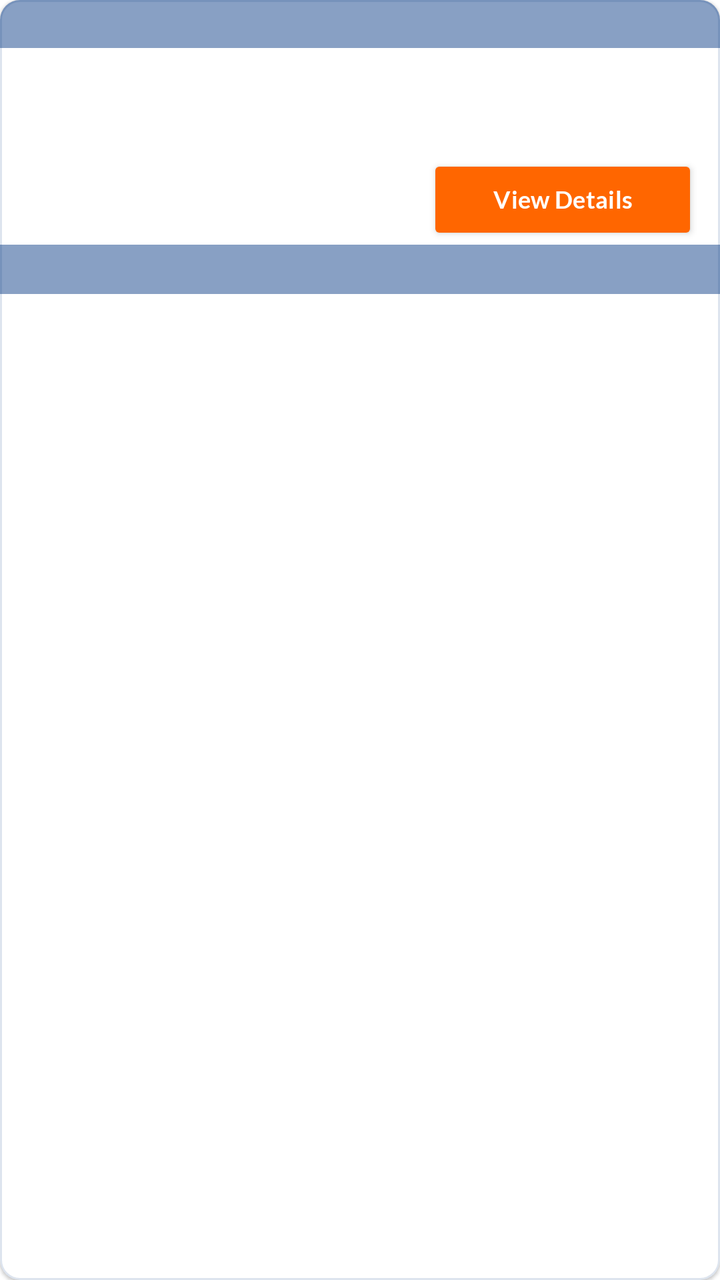
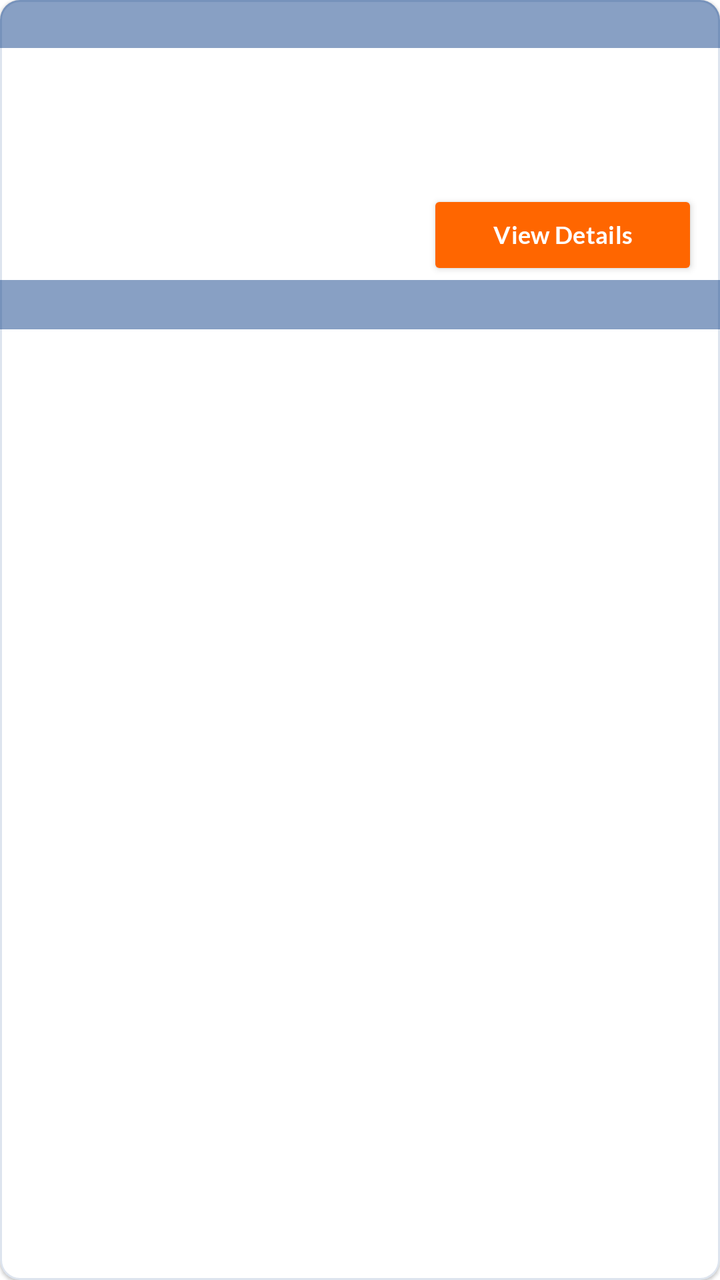

Compare the two renders of this Android layout. The source of the first and the diff that turns it into the second are given below.
<!-- AndroidManifest.xml: application theme Theme.LabzApp -->
<!-- res/layout/booking_list_item.xml -->
<?xml version="1.0" encoding="utf-8"?>
<com.google.android.material.card.MaterialCardView
    android:layout_height="wrap_content"
    android:layout_width="match_parent"
    app:cardCornerRadius="10dp"
    xmlns:app="http://schemas.android.com/apk/res-auto"
    app:strokeColor="@color/bluish_border"
    app:strokeWidth="1dp"
    app:cardBackgroundColor="@color/white"
    android:layout_marginVertical="4dp"
    xmlns:android="http://schemas.android.com/apk/res/android">

    <LinearLayout android:orientation="vertical"
        android:layout_width="match_parent"
        android:layout_height="wrap_content">
        <TextView
            android:layout_width="match_parent"
            android:layout_height="wrap_content"
            android:textColor="@color/white"
            android:background="@color/bluish"
            android:paddingVertical="4dp"
            android:paddingHorizontal="10dp"
            android:textSize="14sp"
            android:id="@+id/patient_name"
            android:shadowColor = "@color/txtShadow"
            android:shadowDx="2"
            android:fontFamily="@font/lato_black"
            android:shadowDy="2"
            android:shadowRadius="2"
            />

        <LinearLayout
            android:layout_width="match_parent"
            android:layout_height="match_parent"
            android:orientation="vertical"
            android:paddingHorizontal="6dp"
            >

            <TextView
                android:id="@+id/book_lab_name"
                android:gravity="top"
                android:layout_width="match_parent"
                android:layout_height="wrap_content"
                android:maxLines="2"
                android:paddingHorizontal="5dp"
                android:paddingTop="3dp"
                android:fontFamily="@font/lato_black"
                android:textColor="@color/black"
                android:textSize="13sp" />

            <TextView
                android:id="@+id/book_status"
                android:gravity="top"
                android:layout_width="match_parent"
                android:layout_height="wrap_content"
                android:maxLines="1"
                android:paddingHorizontal="5dp"
                android:paddingTop="3dp"
                android:textStyle="bold"
                android:textColor="@color/black"
                android:textSize="13sp" />

            <TextView
                android:id="@+id/book_date"
                android:gravity="top"
                android:layout_width="match_parent"
                android:layout_height="wrap_content"
                android:maxLines="2"
                android:paddingTop="3dp"
                android:paddingHorizontal="5dp"
                android:letterSpacing=".01"
                android:textColor="@color/black"
                android:textSize="13sp" />
            <LinearLayout
                android:layout_width="match_parent"
                android:layout_height="wrap_content"
                android:orientation="horizontal"
                android:paddingHorizontal="5dp"
                android:gravity="center">

                <LinearLayout
                    android:layout_width="0dp"
                    android:layout_weight="3"
                    android:layout_height="wrap_content"
                    android:orientation="vertical"
                    >
                <TextView
                    android:id="@+id/pref_date"
                    android:gravity="center_vertical"
                    android:layout_width="match_parent"
                    android:layout_height="0dp"
                    android:layout_weight="3"
                    android:textAllCaps="false"
                    android:textColor="@color/black"
                    android:fontFamily="@font/lato_regular"
                    android:textSize="13sp"
                    android:paddingBottom="3dp"
                    android:letterSpacing=".01"
                    />

                    <TextView
                        android:id="@+id/down_report"
                        android:gravity="center_vertical"
                        android:layout_width="match_parent"
                        android:layout_height="0dp"
                        android:layout_weight="3"
                        android:textAllCaps="false"
                        android:textColor="@color/black"
                        android:fontFamily="@font/lato_regular"
                        android:textSize="13sp"
                        android:letterSpacing=".01"
                        />

                </LinearLayout>

                <Button
                    android:id="@+id/view_details"
                    android:layout_gravity="end"
                    android:layout_width="0dp"
                    android:layout_height="45dp"
                    android:layout_weight="2"
                    android:text="View Details"
                    android:textAllCaps="false"
                    android:textColor="@color/white"
                    android:fontFamily="@font/lato_bold"
                    android:textStyle="bold"
                    android:textSize="12sp"
                    android:letterSpacing=".01"
                    android:lineHeight="10sp"
                    android:backgroundTint="@color/orange"
                    />
            </LinearLayout>

        </LinearLayout>
        <TextView
            android:layout_width="match_parent"
            android:layout_height="wrap_content"
            android:textColor="@color/white"
            android:background="@color/bluish"
            android:paddingVertical="5dp"
            android:paddingHorizontal="10dp"
            android:textSize="13sp"
            android:id="@+id/book_total"
            android:shadowColor = "@color/txtShadow"
            android:shadowDx = "1"
            android:shadowDy = "1"
            android:shadowRadius = "2"
            />
    </LinearLayout>
</com.google.android.material.card.MaterialCardView>
<!-- resources referenced by this layout -->
<resources>
  <color name="black">#FF000000</color>
  <color name="bluish">#77003580</color>
  <color name="bluish_border">#22003580</color>
  <color name="orange">#FFFF6600</color>
  <color name="txtShadow">#DD000000</color>
  <color name="white">#FFFFFFFF</color>
  <style name="Theme.LabzApp" parent="Theme.MaterialComponents.DayNight.NoActionBar">
          <item name="android:fontFamily">@font/lato_regular</item>
          <item name="windowActionBar">false</item>
          <item name="windowNoTitle">true</item>
          <item name="android:actionMenuTextColor">@android:color/white</item>
          <item name="drawerArrowStyle">@style/DrawerArrowStyle</item>
          <item name="android:statusBarColor">@color/reddishdark</item>
      </style>
  <style name="DrawerArrowStyle" parent="@style/Widget.AppCompat.DrawerArrowToggle">
          <item name="spinBars">true</item>
          <item name="color">@color/white</item>
      </style>
  <color name="reddishdark">#FF803300</color>
</resources>

<!-- the commit's change to res/layout/booking_list_item.xml (unified diff, before → after) -->
@@ -38,7 +38,6 @@
 
             <TextView
                 android:id="@+id/book_lab_name"
-                android:gravity="top"
                 android:layout_width="match_parent"
                 android:layout_height="wrap_content"
                 android:maxLines="2"
@@ -50,7 +49,16 @@
 
             <TextView
                 android:id="@+id/book_status"
-                android:gravity="top"
+                android:layout_width="match_parent"
+                android:layout_height="wrap_content"
+                android:maxLines="1"
+                android:paddingHorizontal="5dp"
+                android:paddingTop="3dp"
+                android:textStyle="bold"
+                android:textColor="@color/black"
+                android:textSize="13sp" />
+            <TextView
+                android:id="@+id/book_type"
                 android:layout_width="match_parent"
                 android:layout_height="wrap_content"
                 android:maxLines="1"
@@ -62,7 +70,6 @@
 
             <TextView
                 android:id="@+id/book_date"
-                android:gravity="top"
                 android:layout_width="match_parent"
                 android:layout_height="wrap_content"
                 android:maxLines="2"
